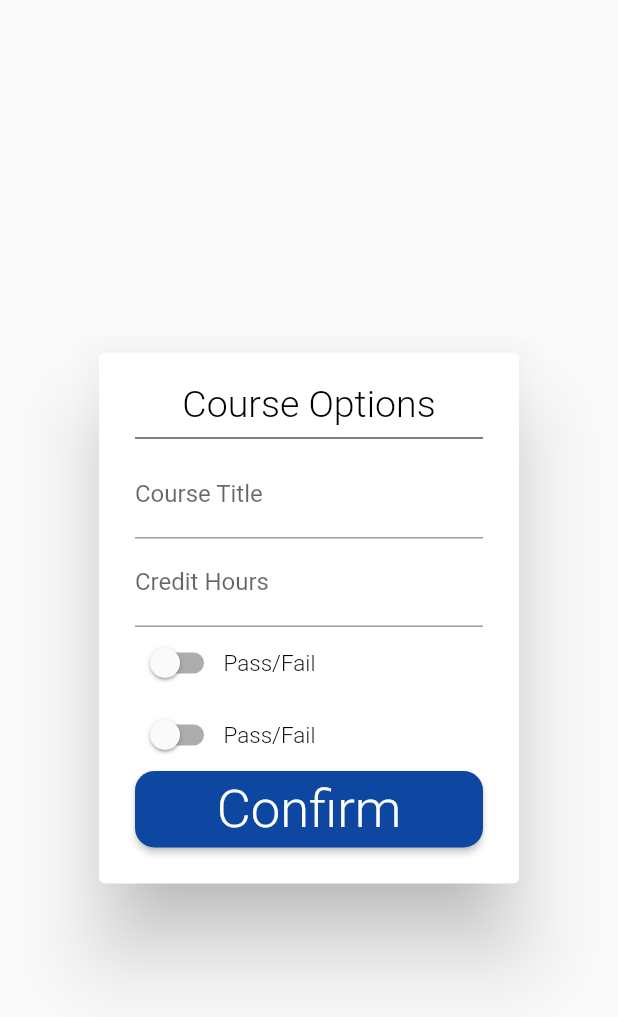
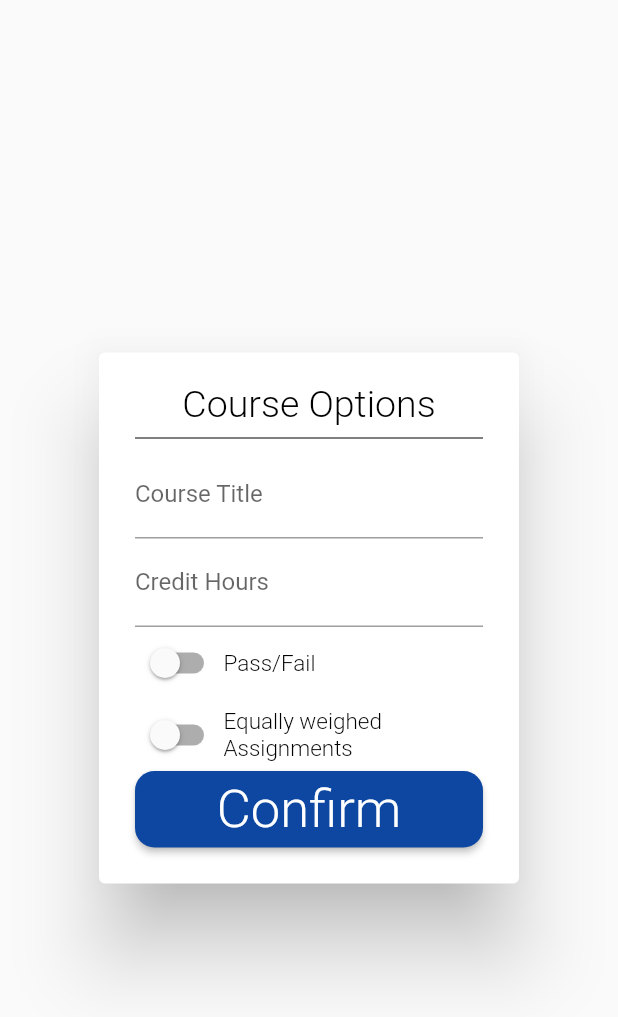
Before and after one commit to rabaraaaron/Gradebook, a Flutter app: the CourseOptions widget shown alone on an empty page, opened directly with empty values, on a phone screen of 412 x 824 dp. Shown: the top 1017 px of the screen. Run offline on Flutter 3.47's test engine with Material 2 defaults, Android fonts, the phone set to English and light mode, and no system bars; our stand-ins replace cloud_firestore, firebase_auth, firebase_core, flushbar, flutter_datetime_picker, flutter_local_notifications and 7 more; missing offline and left inert: dart:ffi; accounts and stored records are empty; Roboto replaces fonts that are missing (TextStyle).

Commit message:
Changed small string

```diff
--- a/gradebook/lib/pages/Courses/CourseOptions.dart
+++ b/gradebook/lib/pages/Courses/CourseOptions.dart
@@ -122,7 +122,7 @@ class _CourseOptionsState extends State<CourseOptions> {
                           });
                         },
                       ),
-                      Text("Pass/Fail", style: Theme.of(context).textTheme.headline3),
+                      Text("Equally weighed \nAssignments", style: Theme.of(context).textTheme.headline3),
                     ],
                   ),
                   Expanded(
```
